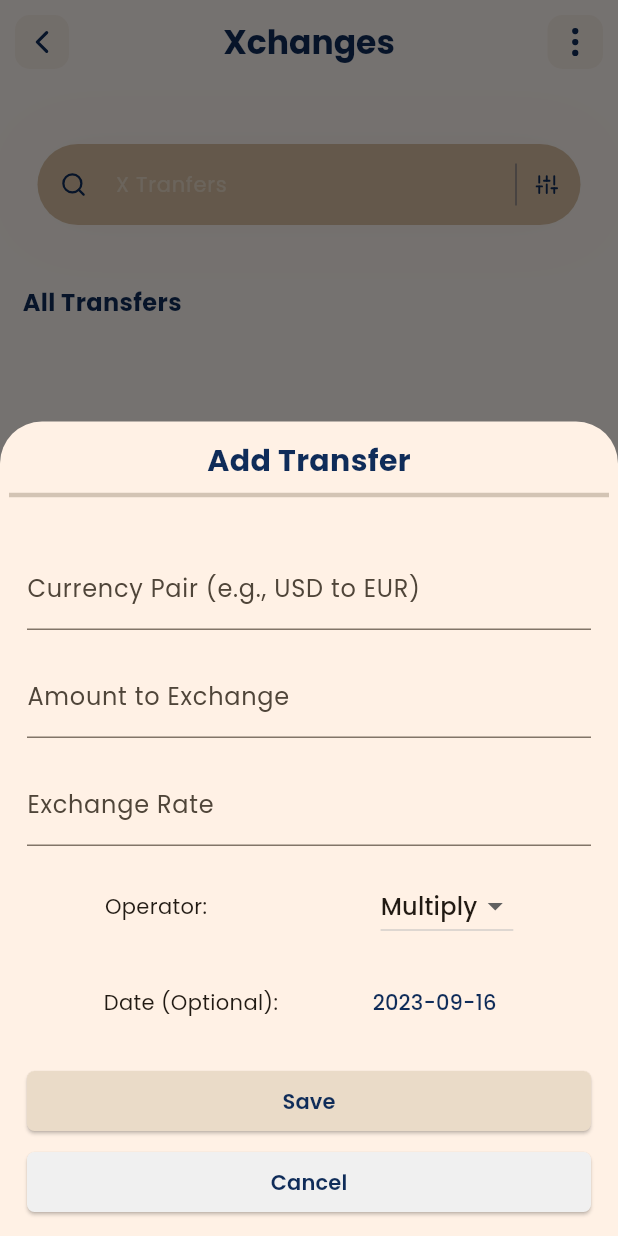
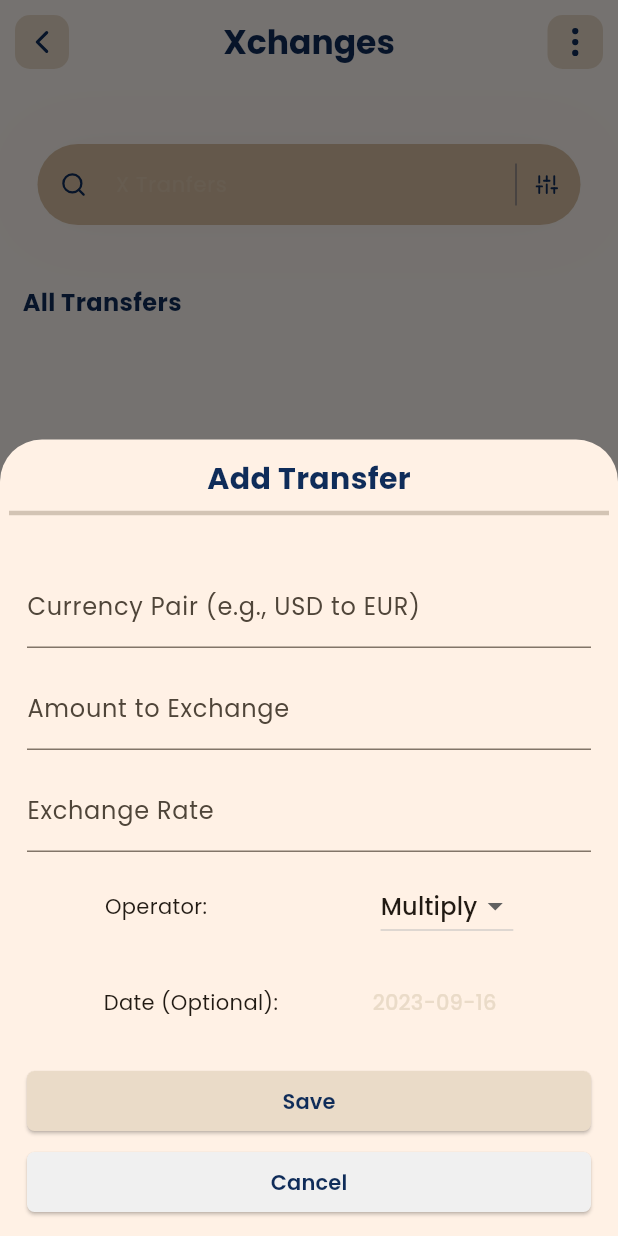
Before and after one commit to if3chi/xTradre, a Flutter app: the screen it shows after launch, after a tap on "Add", on a phone screen of 412 x 824 dp. Run offline on Flutter 3.47's test engine with Material 2 defaults, Android fonts, the light colour scheme and no system bars; our stand-ins replace flutter_svg, sqflite; accounts and stored records are empty.

Commit message:
WIP: Refactor

```diff
--- /dev/null
+++ b/lib/constants/app_colors.dart
@@ -0,0 +1,10 @@
+import 'dart:ui';
+
+class AppColors {
+  static const Color cAction = Color(0XFF0F2C59);
+  static const Color cPrimary = Color(0XFFF0F0F0);
+  static const Color cSecondary = Color(0XFFDAC0A3);
+  static const Color cAccent = Color(0XFFEADBC8);
+
+  static Color cLightAccent = cAccent.withOpacity(0.3);
+}
--- a/lib/constants/colors.dart
+++ /dev/null
@@ -1,8 +0,0 @@
-import 'dart:ui';
-
-const Color cAction = Color(0XFF0F2C59);
-const Color cPrimary = Color(0XFFF0F0F0);
-const Color cSecondary = Color(0XFFDAC0A3);
-const Color cAccent = Color(0XFFEADBC8);
-
-Color cLightAccent = cAccent.withOpacity(0.3);
--- a/lib/main.dart
+++ b/lib/main.dart
@@ -1,7 +1,7 @@
 import 'package:flutter/material.dart';
 import 'package:flutter/services.dart';
 import 'package:sqflite/sqflite.dart';
-import 'package:xtradre/constants/colors.dart';
+import 'package:xtradre/constants/app_colors.dart';
 import 'package:xtradre/core/support/db.dart';
 import 'package:xtradre/screens/transfer_screen.dart';
 
@@ -21,7 +21,7 @@ class XTradre extends StatelessWidget {
   @override
   Widget build(BuildContext context) {
     SystemChrome.setSystemUIOverlayStyle(
-        const SystemUiOverlayStyle(statusBarColor: cSecondary));
+        const SystemUiOverlayStyle(statusBarColor: AppColors.cSecondary));
 
     return MaterialApp(
       debugShowCheckedModeBanner: false,
@@ -29,10 +29,10 @@ class XTradre extends StatelessWidget {
       theme: ThemeData(
         fontFamily: 'Poppins',
         colorScheme: ColorScheme.fromSeed(
-          seedColor: cSecondary,
-          primary: cPrimary,
-          secondary: cPrimary,
-          background: cPrimary,
+          seedColor: AppColors.cSecondary,
+          primary: AppColors.cPrimary,
+          secondary: AppColors.cPrimary,
+          background: AppColors.cPrimary,
         ),
         useMaterial3: true,
       ),
--- a/lib/screens/transfer_screen.dart
+++ b/lib/screens/transfer_screen.dart
@@ -1,7 +1,7 @@
 import 'package:flutter/material.dart';
 import 'package:sqflite/sqflite.dart';
 import 'package:xtradre/Service/xchange_service.dart';
-import 'package:xtradre/constants/colors.dart';
+import 'package:xtradre/constants/app_colors.dart';
 import 'package:xtradre/enum/operator.dart';
 import 'package:xtradre/model/xchange.dart';
 import 'package:xtradre/widgets/add_transfers_modal.dart';
@@ -151,8 +151,8 @@ class _TransferScreenState extends State<TransferScreen> {
       label: const Text('Add',
           style: TextStyle(fontSize: 18, fontWeight: FontWeight.w500)),
       icon: const Icon(Icons.add_chart, size: 24, weight: 6),
-      foregroundColor: cPrimary,
-      backgroundColor: cSecondary,
+      foregroundColor: AppColors.cPrimary,
+      backgroundColor: AppColors.cSecondary,
     );
   }
 
--- a/lib/widgets/add_transfers_modal.dart
+++ b/lib/widgets/add_transfers_modal.dart
@@ -1,5 +1,5 @@
 import 'package:flutter/material.dart';
-import 'package:xtradre/constants/colors.dart';
+import 'package:xtradre/constants/app_colors.dart';
 import 'package:xtradre/constants/space.dart';
 import 'package:xtradre/core/utils.dart';
 import 'package:xtradre/enum/operator.dart';
@@ -73,7 +73,7 @@ class _AddTransfersModalState extends State<AddTransfersModal> {
                   validator: (value) =>
                       value!.isEmpty ? 'Please enter a currency pair' : null,
                 ),
-                spaceYmd,
+                spaceYsm,
                 TextFormField(
                   controller: _amountToExchangeController,
                   keyboardType:
@@ -84,7 +84,7 @@ class _AddTransfersModalState extends State<AddTransfersModal> {
                   validator: (value) =>
                       value!.isEmpty ? 'Please enter an amount' : null,
                 ),
-                spaceYmd,
+                spaceYsm,
                 TextFormField(
                     controller: _exchangeRateController,
                     keyboardType:
@@ -97,7 +97,7 @@ class _AddTransfersModalState extends State<AddTransfersModal> {
                         : (double.tryParse(value) == null
                             ? 'Invalid exchange rate'
                             : null)),
-                spaceYmd,
+                spaceYsm,
                 Row(
                   mainAxisAlignment: MainAxisAlignment.spaceEvenly,
                   children: [
@@ -145,7 +145,7 @@ class _AddTransfersModalState extends State<AddTransfersModal> {
                         }
                       },
                       child: Text(Utils.displayDate(_selectedDate),
-                          style: const TextStyle(color: cAction)),
+                          style: const TextStyle(color: AppColors.cAccent)),
                     ),
                   ],
                 )
@@ -159,7 +159,7 @@ class _AddTransfersModalState extends State<AddTransfersModal> {
               children: [
                 Btn(text: 'Save', fn: _submitForm),
                 spaceYxs,
-                const Btn(text: 'Cancel', bgColor: cPrimary),
+                const Btn(text: 'Cancel', bgColor: AppColors.cPrimary),
               ],
             ),
           )
@@ -179,8 +179,8 @@ class Btn extends StatelessWidget {
     super.key,
     required this.text,
     this.fn,
-    this.fgColor = cAction,
-    this.bgColor = cAccent,
+    this.fgColor = AppColors.cAction,
+    this.bgColor = AppColors.cAccent,
   });
 
   @override
--- a/lib/widgets/app_bar_icon.dart
+++ b/lib/widgets/app_bar_icon.dart
@@ -1,5 +1,5 @@
 import 'package:flutter/material.dart';
-import 'package:xtradre/constants/colors.dart';
+import 'package:xtradre/constants/app_colors.dart';
 import 'package:xtradre/widgets/svg_icon.dart';
 
 class AppBarIcon extends StatelessWidget {
@@ -27,7 +27,7 @@ class AppBarIcon extends StatelessWidget {
           alignment: Alignment.center,
           width: cWidth,
           decoration: BoxDecoration(
-            color: cLightAccent,
+            color: AppColors.cAccent,
             borderRadius: BorderRadius.circular(10),
           ),
           child: SvgIcon(path, iWidth: iWidth, iHeight: iHeight)),
--- a/lib/widgets/headers.dart
+++ b/lib/widgets/headers.dart
@@ -1,5 +1,5 @@
 import 'package:flutter/material.dart';
-import 'package:xtradre/constants/colors.dart';
+import 'package:xtradre/constants/app_colors.dart';
 
 class MainHeader extends StatelessWidget {
   final double size;
@@ -17,7 +17,7 @@ class MainHeader extends StatelessWidget {
     return Text(
       title,
       style: TextStyle(
-        color: cAction,
+        color: AppColors.cAction,
         fontSize: size,
         fontWeight: fontWeight,
       ),
@@ -36,7 +36,7 @@ class SubHeader extends StatelessWidget {
       this.title = 'Xchanges',
       this.size = 14.0,
       this.fontWeight = FontWeight.bold,
-      this.color = cAction});
+      this.color = AppColors.cAction});
 
   @override
   Widget build(BuildContext context) {
--- a/lib/widgets/svg_icon.dart
+++ b/lib/widgets/svg_icon.dart
@@ -1,6 +1,6 @@
 import 'package:flutter/material.dart';
 import 'package:flutter_svg/svg.dart';
-import 'package:xtradre/constants/colors.dart';
+import 'package:xtradre/constants/app_colors.dart';
 
 class SvgIcon extends StatelessWidget {
   const SvgIcon(
@@ -22,7 +22,8 @@ class SvgIcon extends StatelessWidget {
       path,
       width: iWidth,
       height: iHeight,
-      colorFilter: color ?? const ColorFilter.mode(cAction, BlendMode.srcIn),
+      colorFilter:
+          color ?? const ColorFilter.mode(AppColors.cAction, BlendMode.srcIn),
     );
   }
 }
--- a/lib/widgets/tranfer_card.dart
+++ b/lib/widgets/tranfer_card.dart
@@ -1,5 +1,5 @@
 import 'package:flutter/material.dart';
-import 'package:xtradre/constants/colors.dart';
+import 'package:xtradre/constants/app_colors.dart';
 import 'package:xtradre/constants/space.dart';
 import 'package:xtradre/core/utils.dart';
 import 'package:xtradre/model/xchange.dart';
@@ -22,7 +22,7 @@ class TranferCard extends StatelessWidget {
           Container(
             decoration: BoxDecoration(boxShadow: [
               BoxShadow(
-                  color: cSecondary.withOpacity(0.11),
+                  color: AppColors.cSecondary.withOpacity(0.11),
                   blurRadius: 3,
                   spreadRadius: 5)
             ]),
@@ -30,7 +30,7 @@ class TranferCard extends StatelessWidget {
               onTap: () {},
               shape: RoundedRectangleBorder(
                   borderRadius: BorderRadius.circular(10)),
-              tileColor: cLightAccent,
+              tileColor: AppColors.cLightAccent,
               title: Row(
                 mainAxisAlignment: MainAxisAlignment.spaceBetween,
                 children: [
@@ -85,7 +85,7 @@ class TranferCard extends StatelessWidget {
               size: 9,
               fontStyle: FontStyle.normal,
               fontWeight: FontWeight.w700,
-              color: cAction.withOpacity(0.8),
+              color: AppColors.cAction.withOpacity(0.8),
             ),
           )
         : const SizedBox();
@@ -104,7 +104,7 @@ class TextSm extends StatelessWidget {
     super.key,
     this.size = 12,
     this.fontStyle = FontStyle.normal,
-    this.color = cAction,
+    this.color = AppColors.cAction,
     this.fontWeight = FontWeight.normal,
   });
 
--- a/lib/widgets/transfers_search_bar.dart
+++ b/lib/widgets/transfers_search_bar.dart
@@ -1,5 +1,5 @@
 import 'package:flutter/material.dart';
-import 'package:xtradre/constants/colors.dart';
+import 'package:xtradre/constants/app_colors.dart';
 import 'package:xtradre/widgets/svg_icon.dart';
 
 class TransfersSearchBar extends StatelessWidget {
@@ -11,16 +11,16 @@ class TransfersSearchBar extends StatelessWidget {
       margin: const EdgeInsets.only(top: 40, left: 10, right: 10),
       decoration: BoxDecoration(boxShadow: [
         BoxShadow(
-            color: cSecondary.withOpacity(0.11),
+            color: AppColors.cSecondary.withOpacity(0.11),
             blurRadius: 40,
             spreadRadius: 0.0)
       ]),
       child: TextField(
         decoration: InputDecoration(
           filled: true,
-          fillColor: cSecondary,
+          fillColor: AppColors.cSecondary,
           hintText: 'X Tranfers',
-          hintStyle: const TextStyle(color: cAccent, fontSize: 14),
+          hintStyle: TextStyle(color: AppColors.cLightAccent, fontSize: 14),
           contentPadding: const EdgeInsets.all(15),
           border: OutlineInputBorder(
               borderRadius: BorderRadius.circular(50),
@@ -36,7 +36,7 @@ class TransfersSearchBar extends StatelessWidget {
                 children: [
                   VerticalDivider(
                     thickness: 0.4,
-                    color: cAction,
+                    color: AppColors.cAction,
                     indent: 10,
                     endIndent: 10,
                   ),
```
